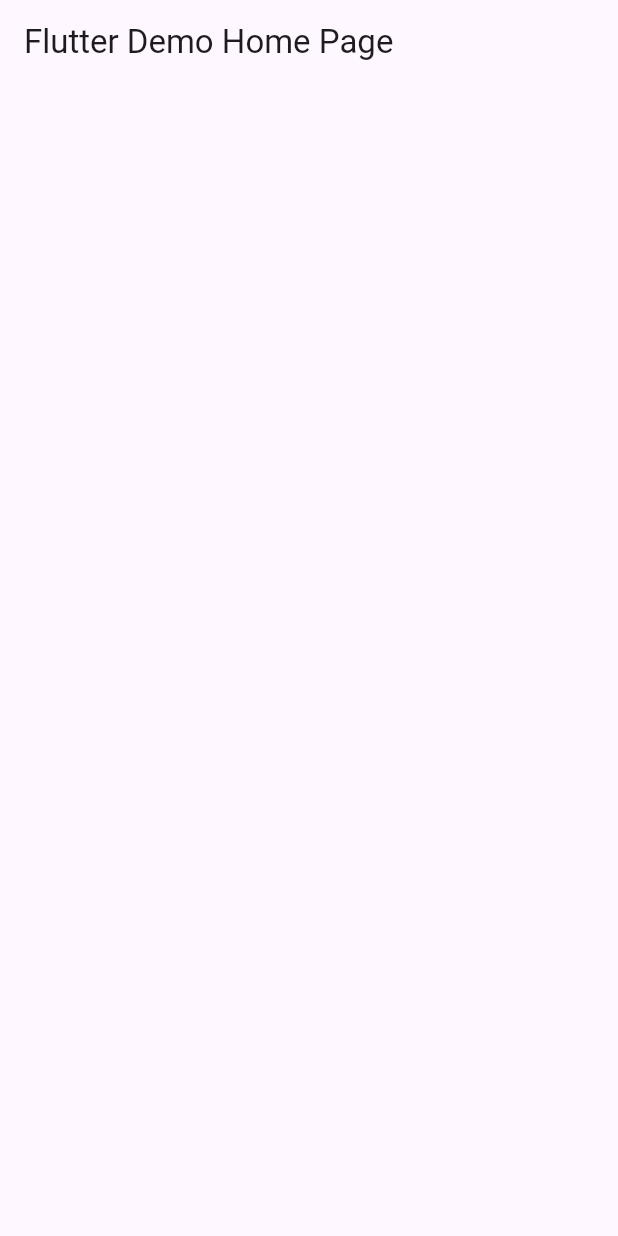
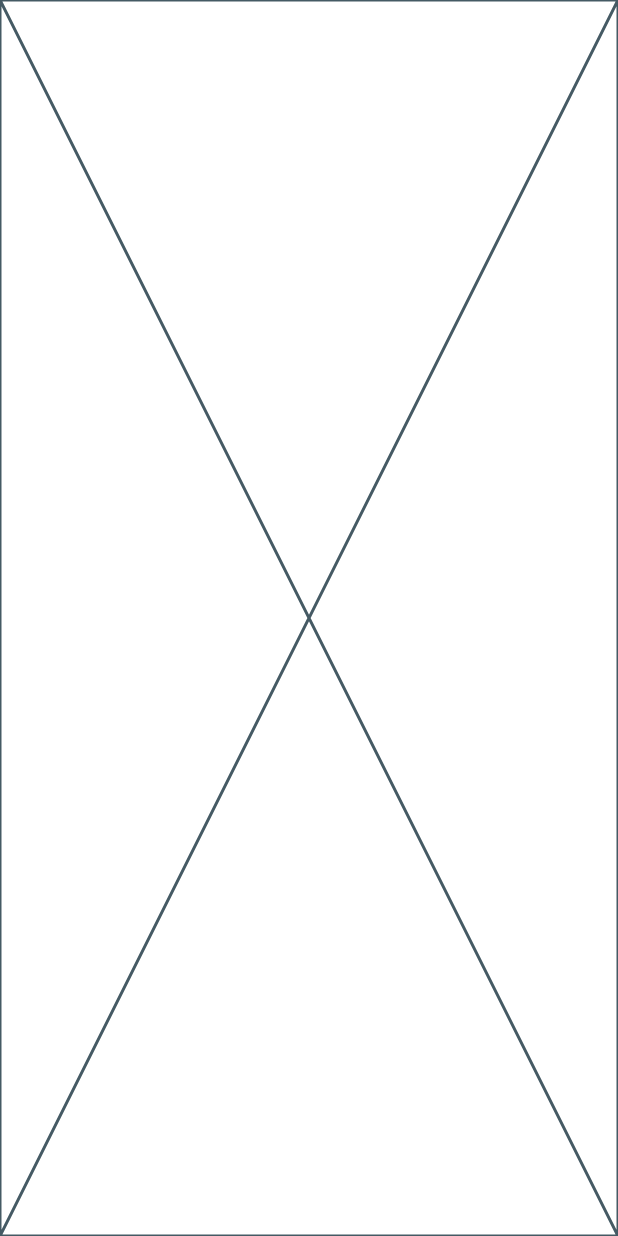
Before and after one commit to Weedanta/Aibeecara_Project, a Flutter app: the screen it shows after launch, on a phone screen of 412 x 824 dp. Run offline on Flutter 3.47's test engine with Material 3 defaults, Android fonts, the phone set to English and light mode, and no system bars.

Commit message:
feat: Add home.dart and route main.dart to home.dart

```diff
--- a/lib/main.dart
+++ b/lib/main.dart
@@ -1,4 +1,5 @@
 import 'package:flutter/material.dart';
+import 'package:my_project/page/home.dart';
 
 void main() {
   runApp(const MyApp());
@@ -11,77 +12,9 @@ class MyApp extends StatelessWidget {
   @override
   Widget build(BuildContext context) {
     return MaterialApp(
-      title: 'Flutter Demo',
-      theme: ThemeData(
-        // This is the theme of your application.
-        //
-        // TRY THIS: Try running your application with "flutter run". You'll see
-        // the application has a purple toolbar. Then, without quitting the app,
-        // try changing the seedColor in the colorScheme below to Colors.green
-        // and then invoke "hot reload" (save your changes or press the "hot
-        // reload" button in a Flutter-supported IDE, or press "r" if you used
-        // the command line to start the app).
-        //
-        // Notice that the counter didn't reset back to zero; the application
-        // state is not lost during the reload. To reset the state, use hot
-        // restart instead.
-        //
-        // This works for code too, not just values: Most code changes can be
-        // tested with just a hot reload.
-        colorScheme: ColorScheme.fromSeed(seedColor: Colors.deepPurple),
-        useMaterial3: true,
-      ),
-      home: const MyHomePage(title: 'Flutter Demo Home Page'),
+      debugShowCheckedModeBanner: false,
+      themeMode: ThemeMode.system,
+      home: Home(),
     );
   }
 }
-
-class MyHomePage extends StatefulWidget {
-  const MyHomePage({super.key, required this.title});
-
-  // This widget is the home page of your application. It is stateful, meaning
-  // that it has a State object (defined below) that contains fields that affect
-  // how it looks.
-
-  // This class is the configuration for the state. It holds the values (in this
-  // case the title) provided by the parent (in this case the App widget) and
-  // used by the build method of the State. Fields in a Widget subclass are
-  // always marked "final".
-
-  final String title;
-
-  @override
-  State<MyHomePage> createState() => _MyHomePageState();
-}
-
-class _MyHomePageState extends State<MyHomePage> {
-  int _counter = 0;
-
-  void _incrementCounter() {
-    setState(() {
-      // This call to setState tells the Flutter framework that something has
-      // changed in this State, which causes it to rerun the build method below
-      // so that the display can reflect the updated values. If we changed
-      // _counter without calling setState(), then the build method would not be
-      // called again, and so nothing would appear to happen.
-      _counter++;
-    });
-  }
-
-  @override
-  Widget build(BuildContext context) {
-    // This method is rerun every time setState is called, for instance as done
-    // by the _incrementCounter method above.
-    //
-    // The Flutter framework has been optimized to make rerunning build methods
-    // fast, so that you can just rebuild anything that needs updating rather
-    // than having to individually change instances of widgets.
-    return Scaffold(
-      appBar: AppBar(
-        // Here we take the value from the MyHomePage object that was created by
-        // the App.build method, and use it to set our appbar title.
-        title: Text(widget.title),
-      ),
-    );
-  }
-}
--- /dev/null
+++ b/lib/page/home.dart
@@ -0,0 +1,15 @@
+import 'package:flutter/material.dart';
+
+class Home extends StatefulWidget {
+  const Home({super.key});
+
+  @override
+  State<Home> createState() => _HomeState();
+}
+
+class _HomeState extends State<Home> {
+  @override
+  Widget build(BuildContext context) {
+    return const Placeholder();
+  }
+}
```
